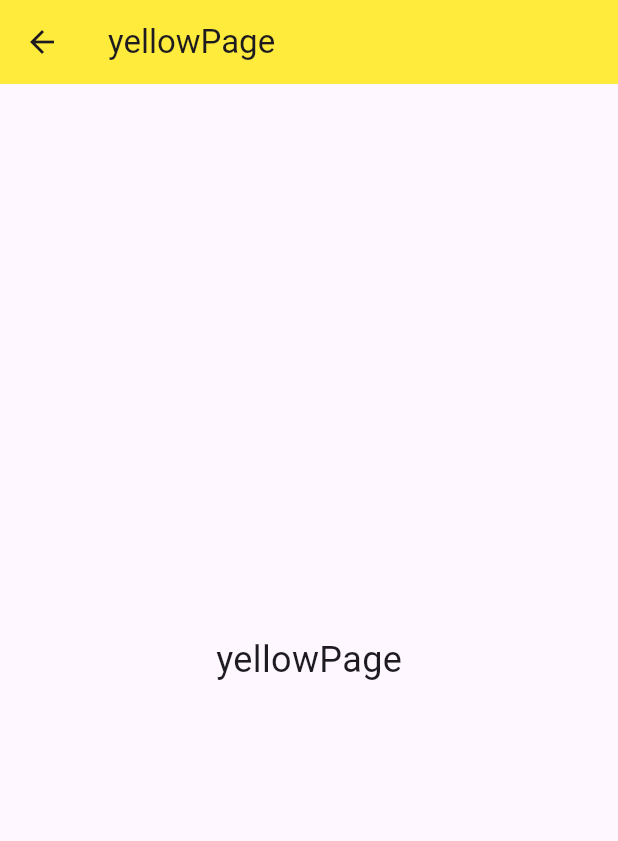
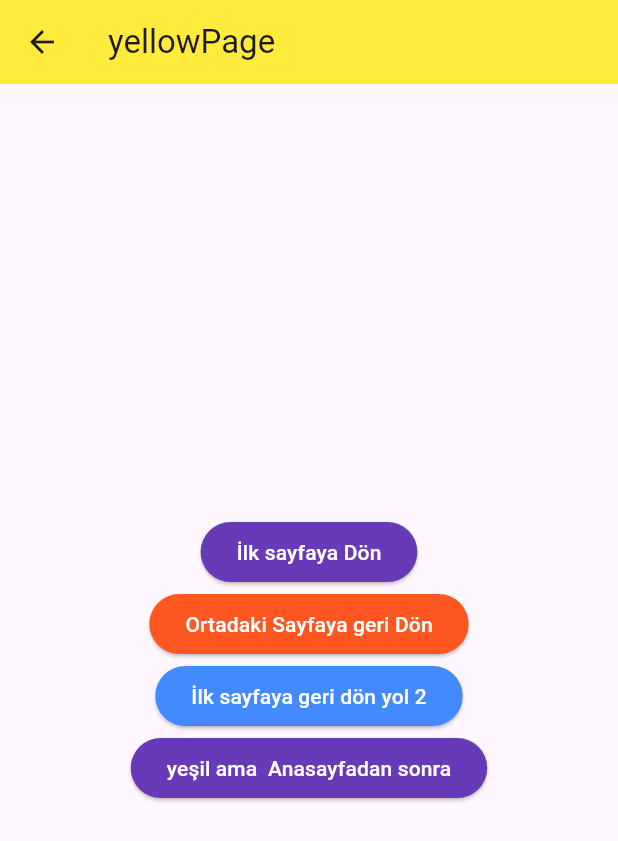
Before and after one commit to BurakTurker1/flutter_Naavigation, a Flutter app: the yellowPage screen opened by its route, on a phone screen of 412 x 824 dp. Shown: the top 841 px of the screen. Run offline on Flutter 3.47's test engine with Material 3 defaults, Android fonts, the phone set to English and light mode, and no system bars.

Commit message:
popUntil, PushNamedAndRemoveUntil

```diff
--- a/lib/yellow_page.dart
+++ b/lib/yellow_page.dart
@@ -6,10 +6,62 @@ class yellowPage extends StatelessWidget {
   @override
   Widget build(BuildContext context) {
     return Scaffold(
-      appBar: AppBar(title: Text('yellowPage'),backgroundColor: Colors.yellow,),
+      appBar: AppBar(
+        title: Text('yellowPage'),
+        backgroundColor: Colors.yellow,
+      ),
       body: Center(
-        child: Text('yellowPage',style: TextStyle(fontSize: 24),),
+        child: Column(
+          mainAxisAlignment: MainAxisAlignment.center,
+          children: [
+            ElevatedButton(
+              onPressed: () {
+                Navigator.of(context).popUntil((route) => route.isFirst);//ilk sayfaya geri dön anlamına gelir
+              },
+              child: Text(
+                'İlk sayfaya Dön',
+                style: TextStyle(color: Colors.white),
+              ),
+              style:
+                  ElevatedButton.styleFrom(backgroundColor: Colors.deepPurple),
+            ),
+            ElevatedButton(
+              onPressed: () {
+              Navigator.of(context).popUntil((route) => route.settings.name =='/greenPage');//ortadaki elemana dönecek route adı  '/greenPage' olana kadar geri dön anlamına geliyor
+              },
+              child: Text(
+                'Ortadaki Sayfaya geri Dön',
+                style: TextStyle(color: Colors.white),
+              ),
+              style:
+                  ElevatedButton.styleFrom(backgroundColor: Colors.deepOrange),
+            ),
+            ElevatedButton(
+              onPressed: () {
+                Navigator.of(context).popUntil((route) => route.settings.name =='/');
+              },
+              child: Text(
+                'İlk sayfaya geri dön yol 2',
+                style: TextStyle(color: Colors.white),
+              ),
+              style:
+                  ElevatedButton.styleFrom(backgroundColor: Colors.blueAccent),
+            ),
+            ElevatedButton(
+              onPressed: () {
+                  Navigator.of(context).pushNamedAndRemoveUntil('/greenPage', (route) =>route.isFirst );
+                  //ilk sayfaya kadar git sonra oraya yeşil sayfayı ekle (Yeşil sayfayı açıyo yeşilden geriye gitmek istediginde ilk sayfaya atıyo)
+              },
+              child: Text(
+                'yeşil ama  Anasayfadan sonra',
+                style: TextStyle(color: Colors.white),
+              ),
+              style:
+                  ElevatedButton.styleFrom(backgroundColor: Colors.deepPurple),
+            ),
+          ],
         ),
+      ),
     );
   }
 }
```
